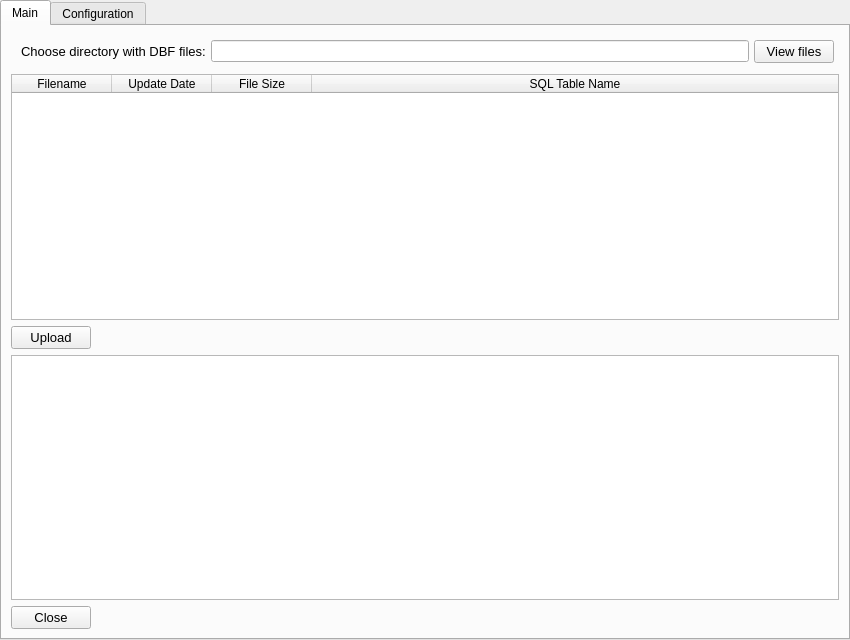
First picture: the form in gui.ui, repository StanleyKubrik/DBFLoaderToSQL, before the edit.
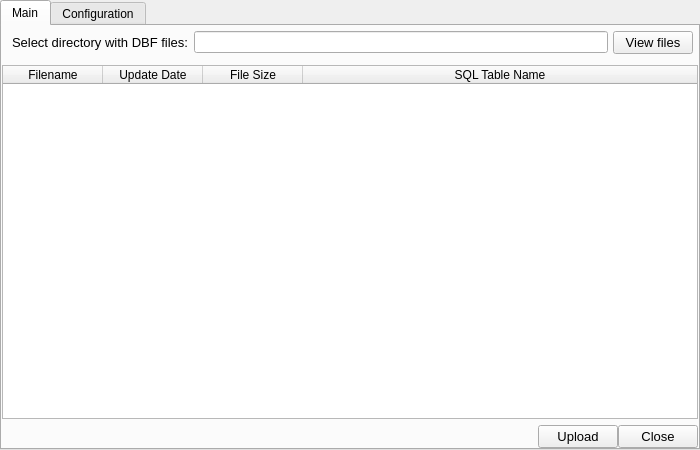
Second picture: the form after the edit.

Commit message: 2022/07/04 - Deleted console from GUI.

The edit to the form file:
```diff
--- a/gui.ui
+++ b/gui.ui
@@ -9,8 +9,8 @@
    <rect>
     <x>0</x>
     <y>0</y>
-    <width>850</width>
-    <height>640</height>
+    <width>700</width>
+    <height>450</height>
    </rect>
   </property>
   <property name="sizePolicy">
@@ -29,7 +29,7 @@
      <verstretch>0</verstretch>
     </sizepolicy>
    </property>
-   <layout class="QVBoxLayout" name="verticalLayout_3">
+   <layout class="QVBoxLayout" name="verticalLayout">
     <property name="leftMargin">
      <number>0</number>
     </property>
@@ -57,11 +57,18 @@
        <attribute name="title">
         <string>Main</string>
        </attribute>
-       <layout class="QVBoxLayout" name="verticalLayout">
-        <item>
          <layout class="QVBoxLayout" name="verticalLayout_2">
-          <property name="sizeConstraint">
-           <enum>QLayout::SetDefaultConstraint</enum>
+        <property name="leftMargin">
+         <number>0</number>
+        </property>
+        <property name="topMargin">
+         <number>0</number>
+        </property>
+        <property name="rightMargin">
+         <number>0</number>
+        </property>
+        <property name="bottomMargin">
+         <number>0</number>
           </property>
           <item>
            <layout class="QHBoxLayout" name="horizontalLayout" stretch="0,1,0">
@@ -91,7 +98,7 @@
                </font>
               </property>
               <property name="text">
-               <string>Choose directory with DBF files:</string>
+             <string>Select directory with DBF files:</string>
               </property>
              </widget>
             </item>
@@ -188,6 +195,30 @@
            </widget>
           </item>
           <item>
+         <layout class="QHBoxLayout" name="hl_tab_main_buttons" stretch="0,0,0">
+          <property name="spacing">
+           <number>0</number>
+          </property>
+          <property name="sizeConstraint">
+           <enum>QLayout::SetDefaultConstraint</enum>
+          </property>
+          <property name="leftMargin">
+           <number>0</number>
+          </property>
+          <item>
+           <spacer name="horizontalSpacer">
+            <property name="orientation">
+             <enum>Qt::Horizontal</enum>
+            </property>
+            <property name="sizeHint" stdset="0">
+             <size>
+              <width>40</width>
+              <height>20</height>
+             </size>
+            </property>
+           </spacer>
+          </item>
+          <item alignment="Qt::AlignRight">
            <widget class="QPushButton" name="btn_upload">
             <property name="sizePolicy">
              <sizepolicy hsizetype="Fixed" vsizetype="Fixed">
@@ -205,10 +236,7 @@
             </property>
            </widget>
           </item>
-          <item>
-           <widget class="QTextEdit" name="txt_console"/>
-          </item>
-          <item>
+          <item alignment="Qt::AlignRight">
            <widget class="QPushButton" name="btn_close">
             <property name="sizePolicy">
              <sizepolicy hsizetype="Fixed" vsizetype="Fixed">
```
Left out of the diff: 21 changed lines with no effect on the pictures. Lines whose indentation alone changed are shown as unchanged. The commit also changes 2 other files.
